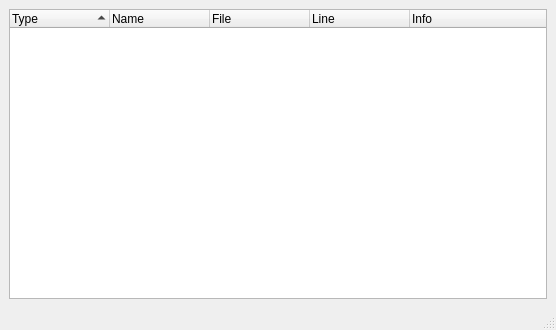
First picture: the form in src/BoostTestParser/View/MainWindow.ui, repository matcatc/Test_Parser, before the edit.
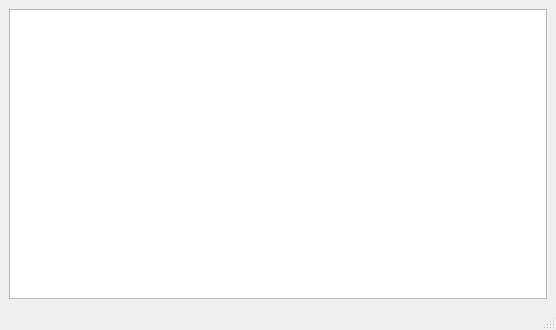
Second picture: the form after the edit.

Commit message: working on QtView's TreeWidget

```diff
--- a/src/BoostTestParser/View/MainWindow.ui
+++ b/src/BoostTestParser/View/MainWindow.ui
@@ -19,7 +19,7 @@
   <widget class="QWidget" name="centralwidget">
    <layout class="QVBoxLayout" name="verticalLayout">
     <item>
-     <widget class="QTreeWidget" name="treeWidget">
+     <widget class="QTreeView" name="treeView">
       <property name="autoFillBackground">
        <bool>true</bool>
       </property>
@@ -35,37 +35,6 @@
       <property name="wordWrap">
        <bool>false</bool>
       </property>
-      <attribute name="headerVisible">
-       <bool>true</bool>
-      </attribute>
-      <attribute name="headerCascadingSectionResizes">
-       <bool>false</bool>
-      </attribute>
-      <column>
-       <property name="text">
-        <string>Type</string>
-       </property>
-      </column>
-      <column>
-       <property name="text">
-        <string>Name</string>
-       </property>
-      </column>
-      <column>
-       <property name="text">
-        <string>File</string>
-       </property>
-      </column>
-      <column>
-       <property name="text">
-        <string>Line</string>
-       </property>
-      </column>
-      <column>
-       <property name="text">
-        <string>Info</string>
-       </property>
-      </column>
      </widget>
     </item>
    </layout>
```
The commit also changes 2 other files.
